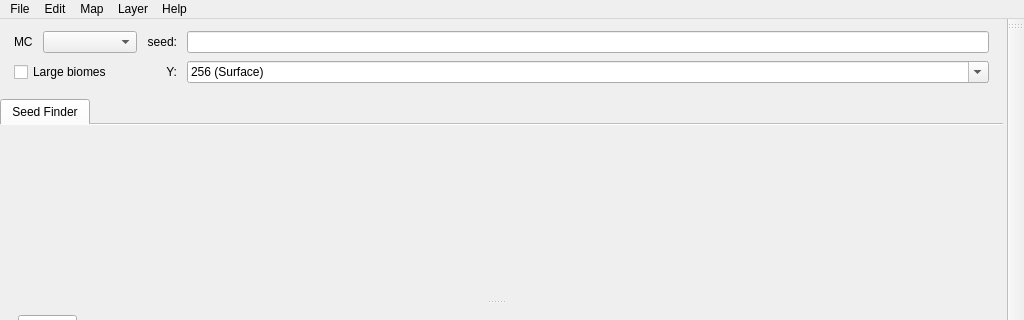
The window that src/mainwindow.ui (DUzzL/Seed-Atlas) describes before a commit, drawn with Qt 5; both pictures show x 0 to 1024 and y 0 to 320 of the 1024 by 680 pixel window.
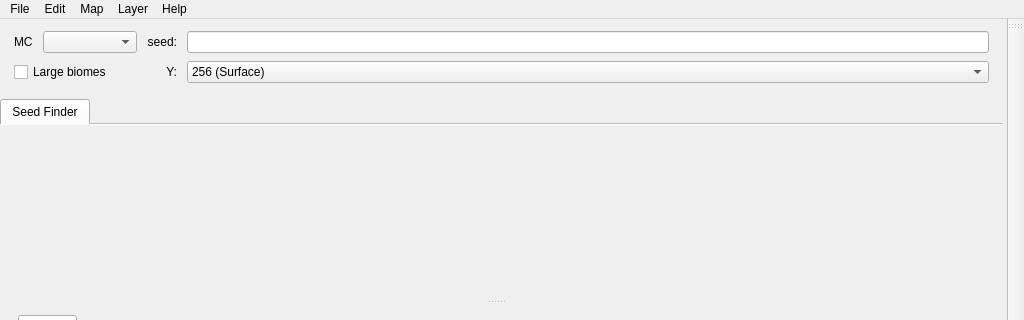
The same window after the commit. Icons and pictures are not drawn. Custom widgets are drawn as their Qt base class.

The edit to the form file:
```diff
--- a/src/mainwindow.ui
+++ b/src/mainwindow.ui
@@ -105,9 +105,6 @@
               <verstretch>0</verstretch>
              </sizepolicy>
             </property>
-            <property name="editable">
-             <bool>true</bool>
-            </property>
             <property name="maxVisibleItems">
              <number>12</number>
             </property>
```
Left out of the diff: 14 changed lines with no effect on the pictures.
